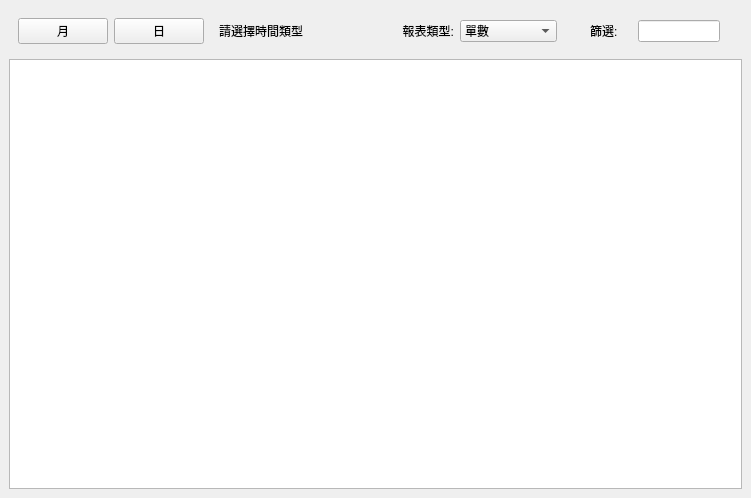
roger0816/Adb, file src/AdbClient/StageReport/LayerUserReport.ui: the form before one commit.
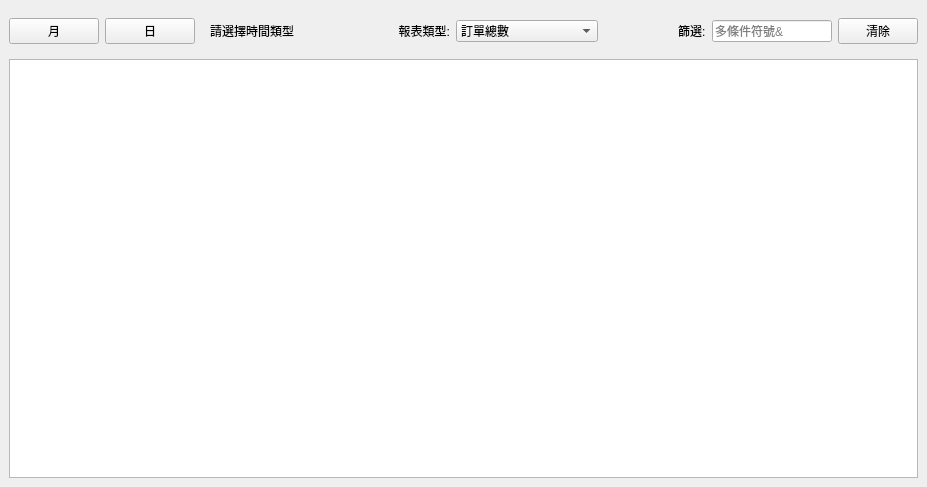
The form after the commit.

```diff
--- a/src/AdbClient/StageReport/LayerUserReport.ui
+++ b/src/AdbClient/StageReport/LayerUserReport.ui
@@ -6,8 +6,8 @@
    <rect>
     <x>0</x>
     <y>0</y>
-    <width>751</width>
-    <height>498</height>
+    <width>927</width>
+    <height>487</height>
    </rect>
   </property>
   <property name="windowTitle">
@@ -47,9 +47,15 @@
          <property name="leftMargin">
           <number>0</number>
          </property>
+         <property name="rightMargin">
+          <number>0</number>
+         </property>
          <item>
           <widget class="QWidget" name="widget_2" native="true">
            <layout class="QHBoxLayout" name="horizontalLayout">
+            <property name="leftMargin">
+             <number>0</number>
+            </property>
             <property name="topMargin">
              <number>0</number>
             </property>
@@ -156,6 +162,19 @@
            </layout>
           </widget>
          </item>
+         <item>
+          <spacer name="horizontalSpacer">
+           <property name="orientation">
+            <enum>Qt::Horizontal</enum>
+           </property>
+           <property name="sizeHint" stdset="0">
+            <size>
+             <width>40</width>
+             <height>20</height>
+            </size>
+           </property>
+          </spacer>
+         </item>
          <item>
           <widget class="QWidget" name="widget_4" native="true">
            <property name="minimumSize">
@@ -179,6 +198,12 @@
             </property>
             <item>
              <widget class="QLabel" name="label_3">
+              <property name="sizePolicy">
+               <sizepolicy hsizetype="Fixed" vsizetype="Preferred">
+                <horstretch>0</horstretch>
+                <verstretch>0</verstretch>
+               </sizepolicy>
+              </property>
               <property name="text">
                <string>報表類型:</string>
               </property>
@@ -191,7 +216,7 @@
              <widget class="QComboBox" name="cbType">
               <item>
                <property name="text">
-                <string>單數</string>
+                <string>訂單總數</string>
                </property>
               </item>
               <item>
@@ -218,27 +243,61 @@
           </spacer>
          </item>
          <item>
-          <widget class="QLabel" name="label_2">
-           <property name="text">
-            <string>篩選:</string>
+          <widget class="QWidget" name="widget_3" native="true">
+           <property name="sizePolicy">
+            <sizepolicy hsizetype="Minimum" vsizetype="Preferred">
+             <horstretch>0</horstretch>
+             <verstretch>0</verstretch>
+            </sizepolicy>
            </property>
-          </widget>
-         </item>
-         <item>
-          <widget class="QLineEdit" name="lineEdit"/>
-         </item>
-         <item>
-          <spacer name="horizontalSpacer">
-           <property name="orientation">
-            <enum>Qt::Horizontal</enum>
-           </property>
-           <property name="sizeHint" stdset="0">
+           <property name="minimumSize">
             <size>
-             <width>40</width>
-             <height>20</height>
+             <width>160</width>
+             <height>0</height>
             </size>
            </property>
-          </spacer>
+           <layout class="QHBoxLayout" name="horizontalLayout_4">
+            <property name="leftMargin">
+             <number>10</number>
+            </property>
+            <property name="topMargin">
+             <number>0</number>
+            </property>
+            <property name="rightMargin">
+             <number>0</number>
+            </property>
+            <property name="bottomMargin">
+             <number>0</number>
+            </property>
+            <item>
+             <widget class="QLabel" name="label_2">
+              <property name="text">
+               <string>篩選:</string>
+              </property>
+             </widget>
+            </item>
+            <item>
+             <widget class="QLineEdit" name="lineEdit">
+              <property name="minimumSize">
+               <size>
+                <width>120</width>
+                <height>0</height>
+               </size>
+              </property>
+              <property name="placeholderText">
+               <string>多條件符號&amp;</string>
+              </property>
+             </widget>
+            </item>
+            <item>
+             <widget class="QPushButton" name="btnClear">
+              <property name="text">
+               <string>清除</string>
+              </property>
+             </widget>
+            </item>
+           </layout>
+          </widget>
          </item>
         </layout>
        </widget>
```
Left out of the diff: 9 changed lines with no effect on the pictures.
